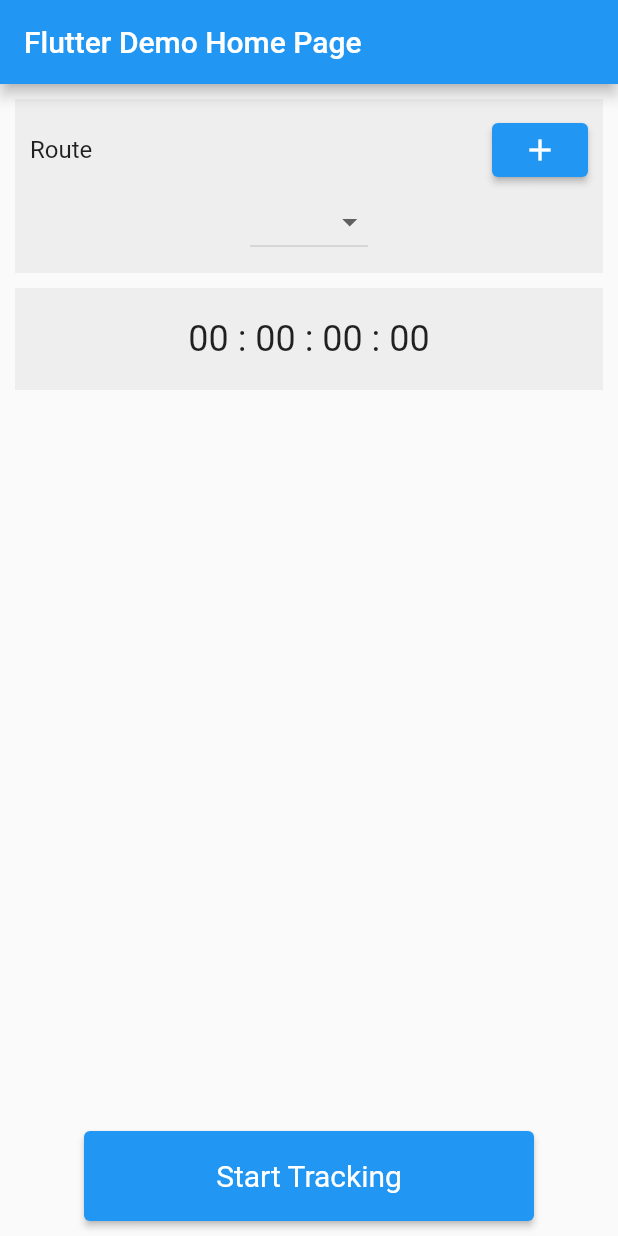
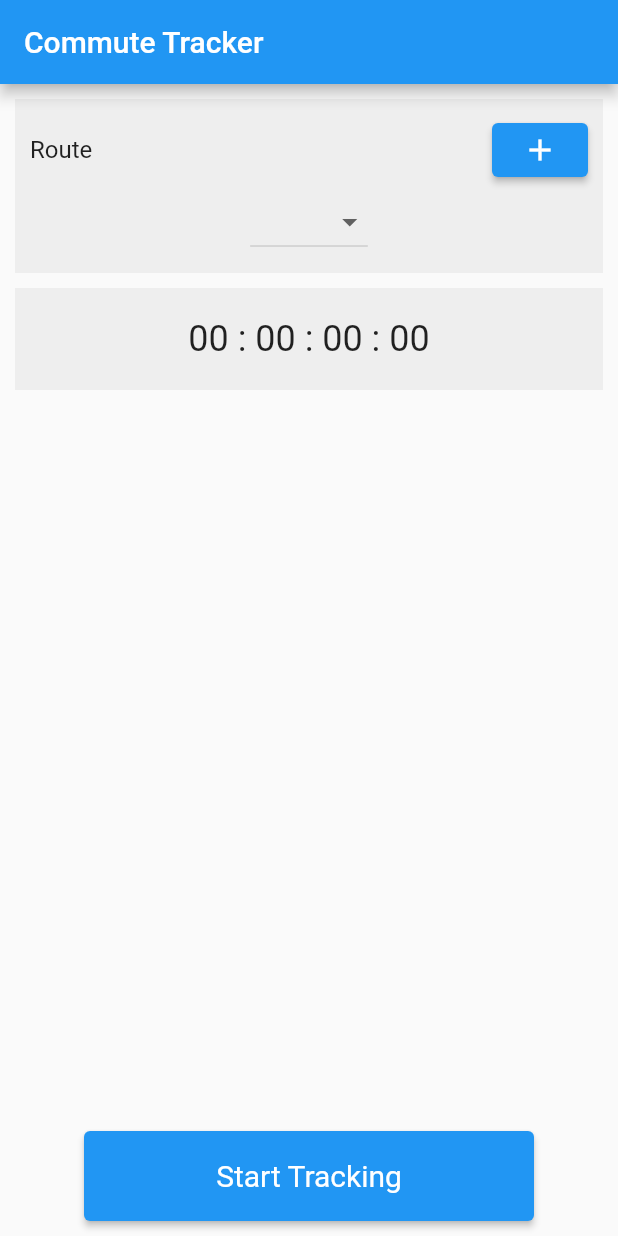
Before and after one commit to KarimElsayad247/commute-tracker, a Flutter app: the screen it shows after launch, on a phone screen of 412 x 824 dp. Run offline on Flutter 3.47's test engine with Material 2 defaults, Android fonts, the phone set to English and light mode, and no system bars.

Commit message:
Set a title to the main widget app bar.
lol I completely forgot to do that.

```diff
--- a/lib/main.dart
+++ b/lib/main.dart
@@ -18,7 +18,7 @@ class MyApp extends StatelessWidget {
       theme: ThemeData(
         primarySwatch: Colors.blue,
       ),
-      home: const MyHomePage(title: 'Flutter Demo Home Page'),
+      home: const MyHomePage(title: 'Commute Tracker'),
     );
   }
 }
```
